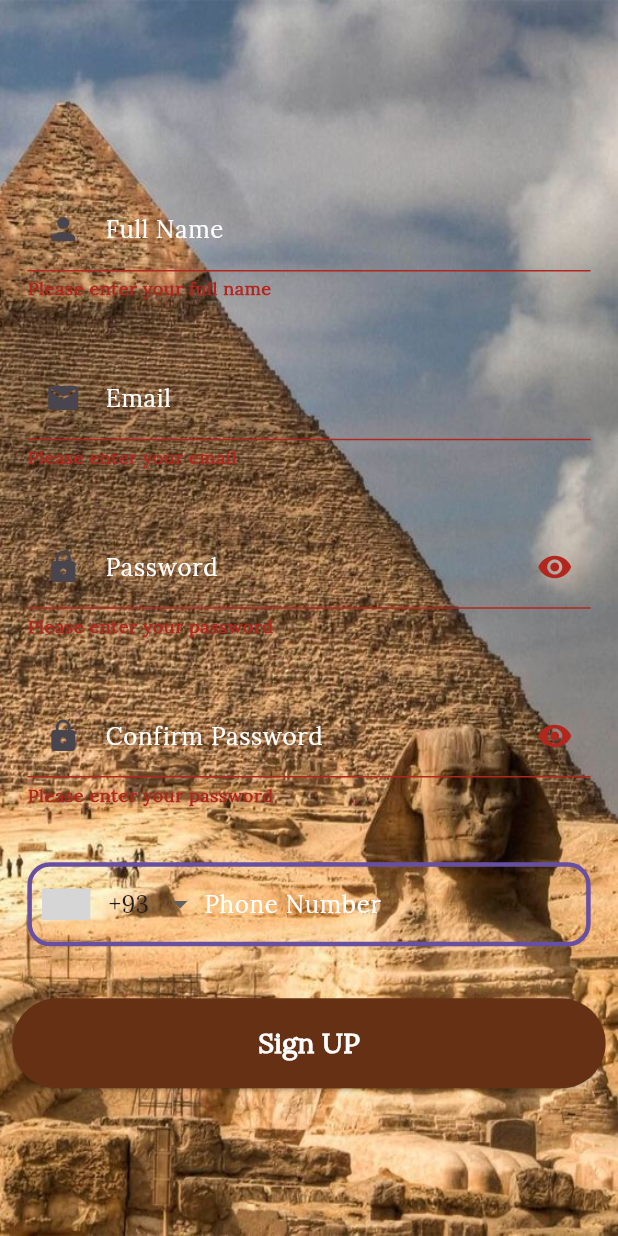
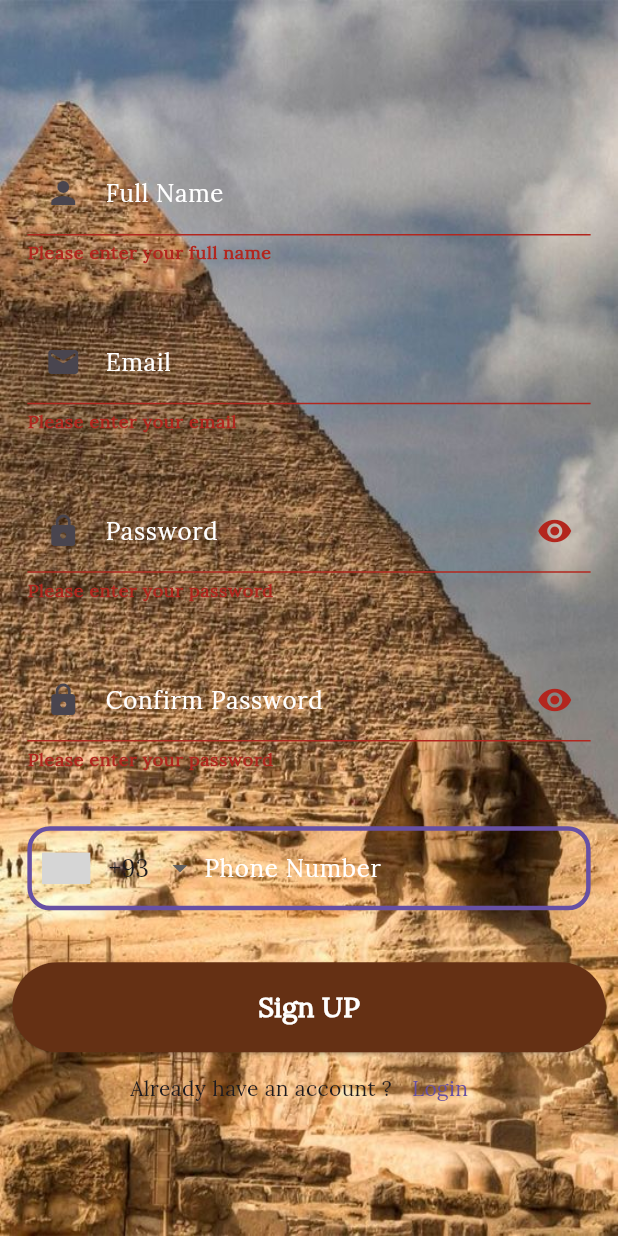
Before and after one commit to Mohammed-Ahmed-Khaled/tourist_guide_app, a Flutter app: the screen it shows after launch, after a tap on "Sign UP", on a phone screen of 412 x 824 dp. Run offline on Flutter 3.47's test engine with Material 3 defaults, Android fonts, the phone set to English and light mode, and no system bars; drawn by our look-alikes of intl_phone_number_input; our stand-ins replace flutter_riverpod, shared_preferences; grey boxes are pictures that could not be loaded.

Commit message:
Update Screens Commit

```diff
--- a/lib/l10n/intl_ar.arb
+++ b/lib/l10n/intl_ar.arb
@@ -52,5 +52,6 @@
   "english": "الإنجليزية",
   "arabic": "العربية",
   "invalid_email_or_password": "البريد الإلكتروني أو كلمة المرور غير صحيحة",
-  "login_successful": "تم تسجيل الدخول بنجاح"
+  "login_successful": "تم تسجيل الدخول بنجاح",
+  "alreadyHaveAccount": "لديك حساب بالفعل ؟"
 }
--- a/lib/l10n/intl_en.arb
+++ b/lib/l10n/intl_en.arb
@@ -52,5 +52,6 @@
     "english": "English",
     "arabic": "Arabic",
     "invalid_email_or_password": "Invalid email or password",
-    "login_successful": "Login Successful"
+    "login_successful": "Login Successful",
+    "alreadyHaveAccount": "Already have an account ?"
 }
--- a/lib/main.dart
+++ b/lib/main.dart
@@ -1,4 +1,4 @@
-import 'package:Tourist_guide/screens/tabs_screen.dart';
+import '../screens/tabs_screen.dart';
 import 'package:flutter/material.dart';
 import 'package:flutter_riverpod/flutter_riverpod.dart';
 import 'package:flutter_localizations/flutter_localizations.dart';
@@ -53,9 +53,7 @@ class _MyAppState extends State<MyApp> {
           inputDecorationTheme: InputDecorationTheme(
             errorStyle: TextStyle(fontWeight: FontWeight.bold),
           )),
-      home: SignUp(
-        title: 'Tourist Guide App',
-      ),
+      home: SignUp(),
     );
   }
 }
--- a/lib/screens/GovernmentDetailsScreen.dart
+++ b/lib/screens/GovernmentDetailsScreen.dart
@@ -1,5 +1,5 @@
-import 'package:Tourist_guide/models/government_model.dart';
-import 'package:Tourist_guide/widgets/translate.dart';
+import '../models/government_model.dart';
+import '../widgets/translate.dart';
 import 'package:flutter/material.dart';
 import '../widgets/GovernmentCard.dart';
 
--- a/lib/screens/sign_up_screen.dart
+++ b/lib/screens/sign_up_screen.dart
@@ -1,3 +1,4 @@
+import '../screens/login_page.dart';
 import 'package:flutter/material.dart';
 import '../generated/l10n.dart';
 import '../widgets/custom_text_field.dart';
@@ -5,8 +6,9 @@ import 'package:intl_phone_number_input/intl_phone_number_input.dart';
 import 'package:shared_preferences/shared_preferences.dart';
 
 class SignUp extends StatefulWidget {
-  const SignUp({super.key, required this.title});
-  final String title;
+  const SignUp({
+    super.key,
+  });
 
   @override
   State<SignUp> createState() => _SignUpState();
@@ -75,6 +77,7 @@ class _SignUpState extends State<SignUp> {
                         } else if (!isFirstCharacter(value!)) {
                           return S.of(context).FirstCpital;
                         }
+                        return null;
                       },
                     ),
                     SizedBox(height: screenHeight * 0.02),
@@ -88,6 +91,7 @@ class _SignUpState extends State<SignUp> {
                         } else if (!value!.contains('@')) {
                           return S.of(context).ValidEmail;
                         }
+                        return null;
                       },
                     ),
                     SizedBox(height: screenHeight * 0.02),
@@ -101,6 +105,7 @@ class _SignUpState extends State<SignUp> {
                         } else if (value!.length < 6) {
                           return S.of(context).ValidPassword;
                         }
+                        return null;
                       },
                       obscureText: hidden_Password,
                       suffixIcon: IconButton(
@@ -143,11 +148,6 @@ class _SignUpState extends State<SignUp> {
                       onPressed: () {
                         if (_formKey.currentState!.validate()) {
                           _savedUserData();
-                          // Navigator.push(
-                          //   context,
-                          //   MaterialPageRoute(
-                          //       builder: (context) => const LoginPage()),
-                          // );
                         }
                       },
                       style: ElevatedButton.styleFrom(
@@ -165,6 +165,22 @@ class _SignUpState extends State<SignUp> {
                           fontSize: screenWidth * 0.045,
                         ),
                       ),
+                    ),
+                    Row(
+                      mainAxisAlignment: MainAxisAlignment.center,
+                      children: [
+                        Text(S.of(context).alreadyHaveAccount),
+                        TextButton(
+                          onPressed: () {
+                            Navigator.push(
+                              context,
+                              MaterialPageRoute(
+                                  builder: (context) => const LoginPage()),
+                            );
+                          },
+                          child: Text(S.of(context).login),
+                        ),
+                      ],
                     ),
                   ],
                 ),
--- a/lib/widgets/GovernmentCard.dart
+++ b/lib/widgets/GovernmentCard.dart
@@ -1,4 +1,4 @@
-import 'package:Tourist_guide/models/government_model.dart';
+import '../models/government_model.dart';
 import 'package:flutter/material.dart';
 
 import '../screens/GovernmentDetailsScreen.dart';
--- a/lib/widgets/custom_text_field.dart
+++ b/lib/widgets/custom_text_field.dart
@@ -1,6 +1,7 @@
 import 'package:flutter/material.dart';
 import 'package:intl_phone_number_input/intl_phone_number_input.dart';
 
+// ignore: must_be_immutable
 class CustomTextFormField extends StatelessWidget {
   String label;
   TextInputType keyboardType;
--- a/lib/widgets/login_title.dart
+++ b/lib/widgets/login_title.dart
@@ -8,7 +8,7 @@ class LoginTitle extends StatelessWidget {
   Widget build(BuildContext context) {
     return Center(
       child: Text(
-        S.of(context)!.login,
+        S.of(context).login,
         style: TextStyle(
           fontWeight: FontWeight.bold,
           color: Colors.white,
--- a/lib/widgets/signup_button.dart
+++ b/lib/widgets/signup_button.dart
@@ -16,7 +16,7 @@ class SignUpButton extends StatelessWidget {
           mainAxisAlignment: MainAxisAlignment.center,
           children: [
             Text(
-              S.of(context)!.new_here,
+              S.of(context).new_here,
               style: Theme.of(context).textTheme.titleMedium!.copyWith(
                     color: Colors.white,
                     fontSize: MediaQuery.of(context).size.width * 0.05,
@@ -25,7 +25,7 @@ class SignUpButton extends StatelessWidget {
             ),
             SizedBox(width: MediaQuery.of(context).size.width * 0.02),
             Text(
-              S.of(context)!.sign_up,
+              S.of(context).sign_up,
               style: Theme.of(context).textTheme.titleMedium!.copyWith(
                     color: Colors.white,
                     fontSize: MediaQuery.of(context).size.width * 0.046,
--- a/pubspec.yaml
+++ b/pubspec.yaml
@@ -42,6 +42,7 @@ dependencies:
   shared_preferences: ^2.3.5
   flutter_riverpod: ^2.6.1
   flutter_localization: ^0.3.0
+  crypto: ^3.0.6
 
 dev_dependencies:
   flutter_test:
```
Also changed, not shown: lib/screens/login_page.dart (+20 -11 lines), lib/generated/intl/messages_ar.dart, lib/generated/intl/messages_en.dart, lib/generated/l10n.dart, pubspec.lock.
